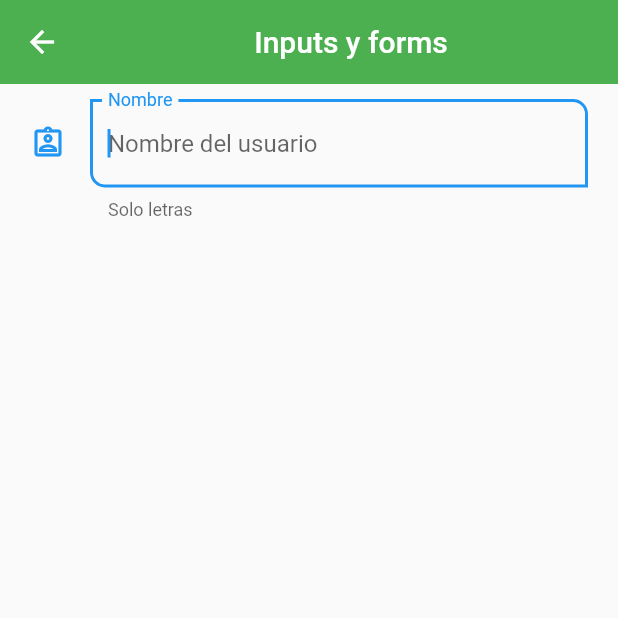
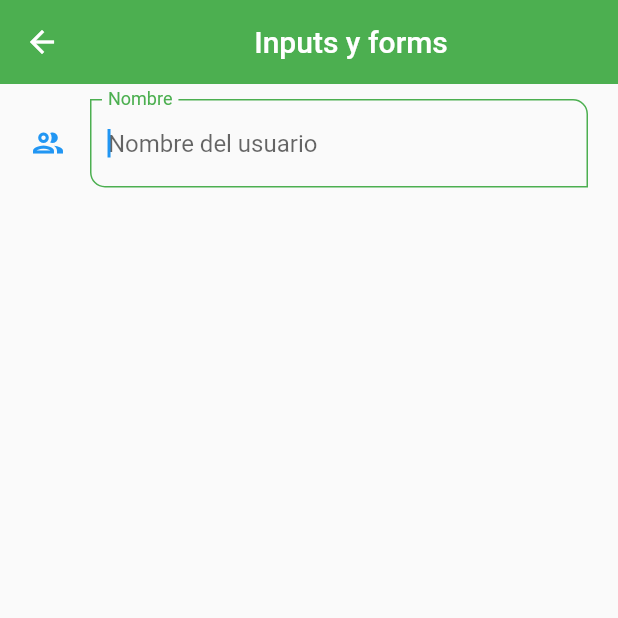
Before and after one commit to MarcosCM2000/componentes_app, a Flutter app: the InputsScreen screen opened by its route, on a phone screen of 412 x 824 dp, the top half of it. Run offline on Flutter 3.47's test engine with Material 2 defaults, Android fonts, the phone set to English and light mode, and no system bars.

Commit message:
personalizacion de textformfields

```diff
--- a/lib/screens/inputs_screen.dart
+++ b/lib/screens/inputs_screen.dart
@@ -1,4 +1,5 @@
 import 'package:flutter/material.dart';
+import 'package:componentes_app/widgets/widgets.dart';
 
 class InputsScreen extends StatelessWidget {
   const InputsScreen({Key? key}) : super(key: key);
@@ -15,26 +16,11 @@ class InputsScreen extends StatelessWidget {
           child: Padding(
         padding: const EdgeInsets.symmetric(horizontal: 20, vertical: 10),
         child: Column(
-          children: [
-            TextFormField(
-              autofocus: true,
-              textCapitalization: TextCapitalization.words,
-              validator: (value) {
-                if (value == null) return 'Campo requerido';
-                return value.length < 3 ? 'Minimo de 3 letras' : null;
-              },
-              autovalidateMode: AutovalidateMode.onUserInteraction,
-              decoration: const InputDecoration(
-                  hintText: 'Nombre del usuario',
-                  labelText: 'Nombre',
-                  helperText: 'Solo letras',
-                  //suffixIcon: Icon(Icons.group_outlined)
-                  icon: Icon(Icons.assignment_ind_outlined),
-                  border: OutlineInputBorder(
-                      borderRadius: BorderRadius.only(
-                          bottomLeft: Radius.circular(10),
-                          topRight: Radius.circular(10)))),
-              onChanged: (value) {},
+          children: const [
+            CustomInputField(
+              labelText: 'Nombre',
+              hintText: 'Nombre del usuario',
+              icon: Icons.group_outlined,
             )
           ],
         ),
--- a/lib/theme/app_theme.dart
+++ b/lib/theme/app_theme.dart
@@ -12,6 +12,22 @@ class AppTheme {
               elevation: 0)),
       floatingActionButtonTheme: const FloatingActionButtonThemeData(
           backgroundColor: primary, elevation: 5),
+      inputDecorationTheme: const InputDecorationTheme(
+          floatingLabelStyle: TextStyle(color: primary),
+          enabledBorder: OutlineInputBorder(
+              borderSide: BorderSide(color: primary),
+              borderRadius: BorderRadius.only(
+                  bottomLeft: Radius.circular(10),
+                  topRight: Radius.circular(10))),
+          focusedBorder: OutlineInputBorder(
+              borderSide: BorderSide(color: primary),
+              borderRadius: BorderRadius.only(
+                  bottomLeft: Radius.circular(10),
+                  topRight: Radius.circular(10))),
+          border: OutlineInputBorder(
+              borderRadius: BorderRadius.only(
+                  bottomLeft: Radius.circular(10),
+                  topRight: Radius.circular(10)))),
       textButtonTheme: TextButtonThemeData(
           style: TextButton.styleFrom(foregroundColor: primary)));
 
--- /dev/null
+++ b/lib/widgets/custom_input_field.dart
@@ -0,0 +1,42 @@
+import 'package:flutter/material.dart';
+
+class CustomInputField extends StatelessWidget {
+  const CustomInputField({
+    Key? key,
+    this.hintText,
+    this.labelText,
+    this.helperText,
+    this.icon,
+    this.suffixIcon,
+  }) : super(key: key);
+
+  final String? hintText;
+  final String? labelText;
+  final String? helperText;
+  final IconData? icon;
+  final IconData? suffixIcon;
+
+  @override
+  Widget build(BuildContext context) {
+    return TextFormField(
+      autofocus: true,
+      textCapitalization: TextCapitalization.words,
+      validator: (value) {
+        if (value == null) return 'Campo requerido';
+        return value.length < 3 ? 'Minimo de 3 letras' : null;
+      },
+      autovalidateMode: AutovalidateMode.onUserInteraction,
+      decoration: InputDecoration(
+          hintText: hintText,
+          labelText: labelText,
+          helperText: helperText,
+          //suffixIcon: Icon(Icons.group_outlined)
+          icon: icon == null ? null : Icon(icon),
+          border: const OutlineInputBorder(
+              borderRadius: BorderRadius.only(
+                  bottomLeft: Radius.circular(10),
+                  topRight: Radius.circular(10)))),
+      onChanged: (value) {},
+    );
+  }
+}
--- a/lib/widgets/widgets.dart
+++ b/lib/widgets/widgets.dart
@@ -1,2 +1,3 @@
 export './custom_card_type_1.dart';
 export './custom_card_type_2.dart';
+export './custom_input_field.dart';
```
